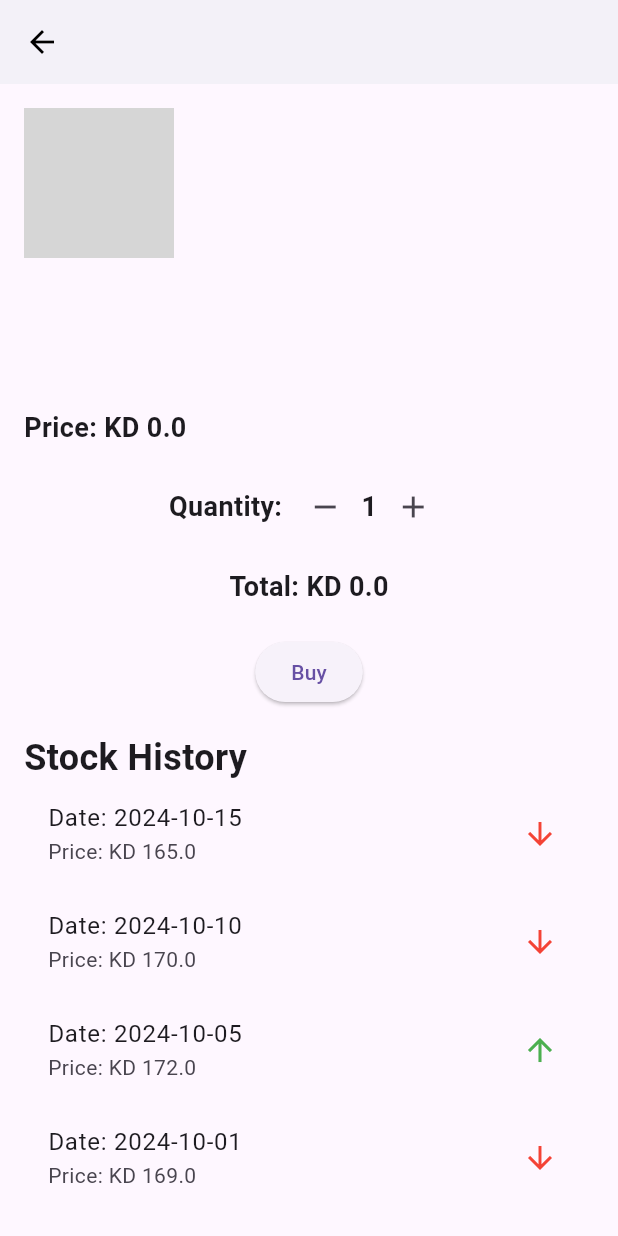
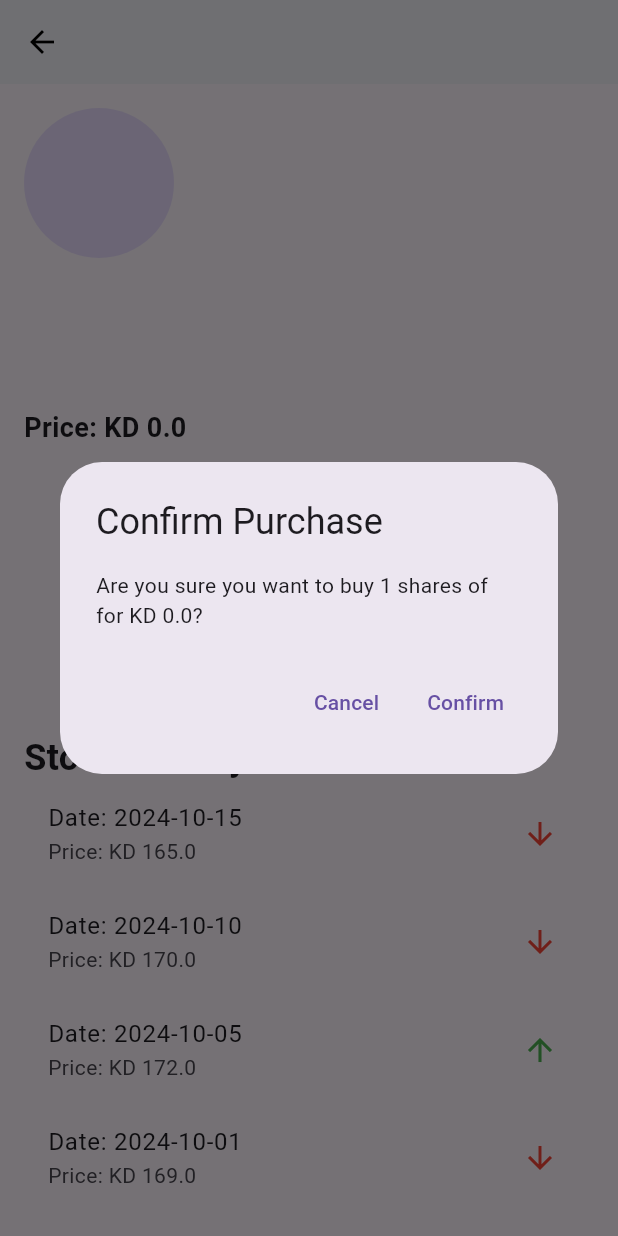
Before and after one commit to ousef777/burgan_assistant, a Flutter app: the StockDetailPage screen opened directly with empty values, scrolled down 156 dp, after a tap on "Buy", on a phone screen of 412 x 824 dp. Run offline on Flutter 3.47's test engine with Material 3 defaults, Android fonts, the phone set to English and light mode, and no system bars; grey boxes are pictures that could not be loaded.

Commit message:
- adding and edit the confirmation box for buying shares .

```diff
--- a/lib/pages/InvestmentPage.dart
+++ b/lib/pages/InvestmentPage.dart
@@ -234,16 +234,14 @@
               style: TextStyle(fontSize: 18, fontWeight: FontWeight.bold),
             ),
             SizedBox(height: 16),
-            // Moved Price section down and made it bold
             Text(
               'Price: KD ${widget.stock['price']}',
               style: TextStyle(fontSize: 18, fontWeight: FontWeight.bold),
             ),
-            SizedBox(height: 16), // Increased space
+            SizedBox(height: 16),
             Center(
               child: Column(
                 children: [
-                  // Only show quantity and total for stocks other than Apple and McDonald's
                   if (widget.stock['company'] != 'Apple' &&
                       widget.stock['company'] != 'McDonald\'s')
                     Row(
@@ -277,7 +275,7 @@
                         ),
                       ],
                     ),
-                  SizedBox(height: 16), // Increased space
+                  SizedBox(height: 16),
                   if (widget.stock['company'] != 'Apple' &&
                       widget.stock['company'] != 'McDonald\'s')
                     Text(
@@ -285,19 +283,48 @@
                       style:
                           TextStyle(fontSize: 18, fontWeight: FontWeight.bold),
                     ),
-                  SizedBox(height: 20), // Increased space
+                  SizedBox(height: 20),
                   if (widget.stock['company'] != 'Apple' &&
                       widget.stock['company'] != 'McDonald\'s')
                     ElevatedButton(
                       onPressed: () {
-                        // Implement buy action
+                        // Show confirmation dialog when the buy button is pressed
+                        showDialog(
+                          context: context,
+                          builder: (BuildContext context) {
+                            return AlertDialog(
+                              title: Text('Confirm Purchase'),
+                              content: Text(
+                                'Are you sure you want to buy $quantity shares of ${widget.stock['company']} for KD $totalPrice?',
+                              ),
+                              actions: [
+                                TextButton(
+                                  child: Text('Cancel'),
+                                  onPressed: () {
+                                    Navigator.of(context)
+                                        .pop(); // Close the dialog
+                                  },
+                                ),
+                                TextButton(
+                                  child: Text('Confirm'),
+                                  onPressed: () {
+                                    // Handle the purchase logic here
+                                    Navigator.of(context)
+                                        .pop(); // Close the dialog
+                                    _showPurchaseSuccessDialog(); // Show success message
+                                  },
+                                ),
+                              ],
+                            );
+                          },
+                        );
                       },
                       child: Text('Buy'),
                     ),
                 ],
               ),
             ),
-            SizedBox(height: 16), // Increased space
+            SizedBox(height: 16),
             Text(
               'Stock History',
               style: TextStyle(fontSize: 24, fontWeight: FontWeight.bold),
@@ -326,4 +353,27 @@
       ),
     );
   }
+
+  // Function to show the purchase success message
+  void _showPurchaseSuccessDialog() {
+    showDialog(
+      context: context,
+      builder: (BuildContext context) {
+        return AlertDialog(
+          title: Text('Purchase Successful'),
+          content: Text(
+            'You have successfully purchased $quantity shares of ${widget.stock['company']}.',
+          ),
+          actions: [
+            TextButton(
+              child: Text('OK'),
+              onPressed: () {
+                Navigator.of(context).pop(); // Close the success dialog
+              },
+            ),
+          ],
+        );
+      },
+    );
+  }
 }
```
